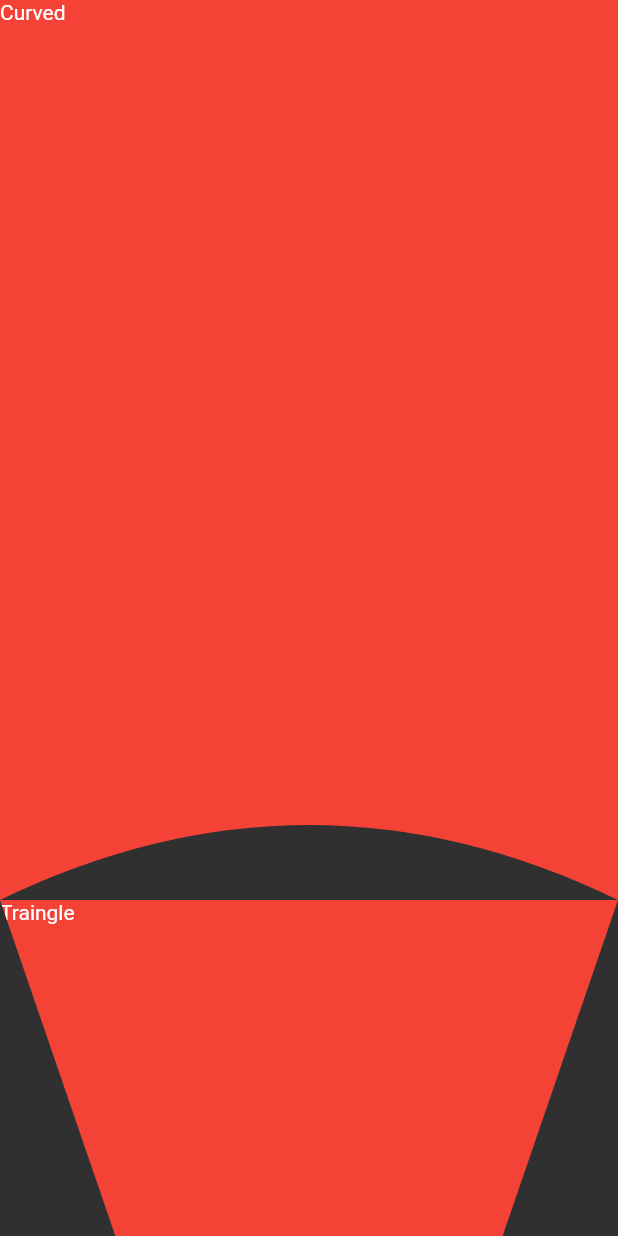
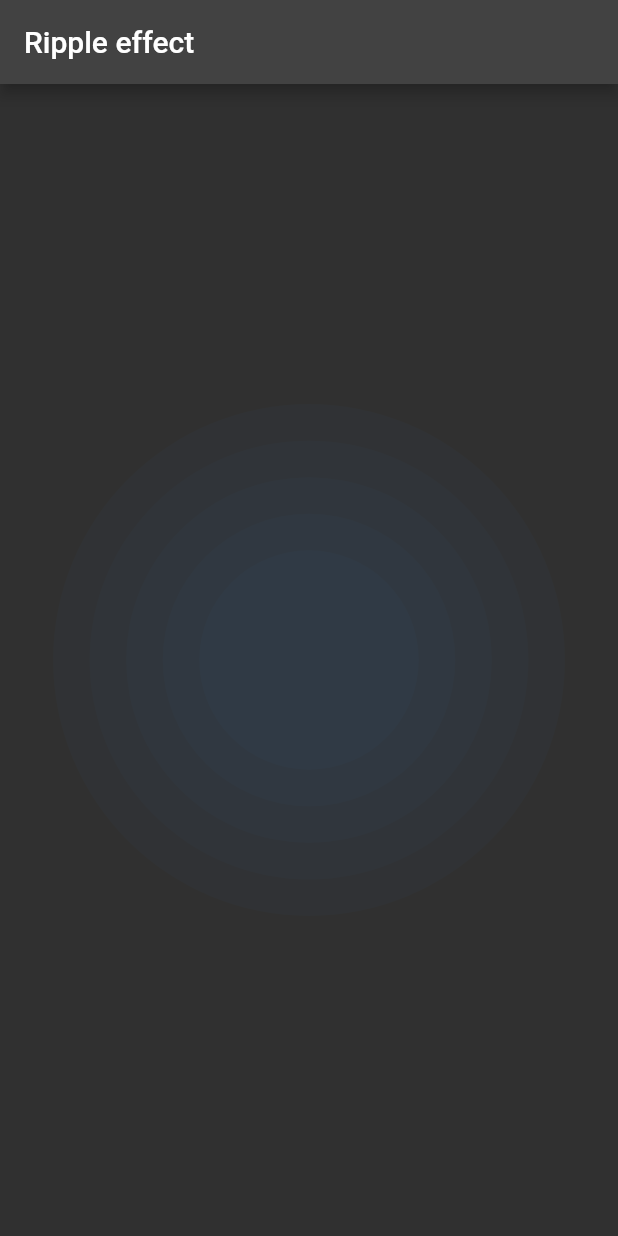
Before and after one commit to Debaraj-stha/flutter_animation, a Flutter app: the screen it shows after launch, on a phone screen of 412 x 824 dp. Run offline on Flutter 3.47's test engine with Material 2 defaults, Android fonts, the phone set to English and light mode, and no system bars; our stand-ins replace lottie; accounts and stored records are empty.

Commit message:
ripple effect

```diff
--- a/flutter_animation/lib/main.dart
+++ b/flutter_animation/lib/main.dart
@@ -12,6 +12,7 @@ import 'package:flutter_animation/pages/scaleAnimation.dart';
 import 'package:flutter_animation/pages/textAnimation.dart';
 import 'package:flutter_animation/pages/transform.dart';
 import 'package:flutter_animation/pages/tweenSequence.dart';
+import 'package:flutter_animation/rippleAnimation.dart';
 import 'package:flutter_animation/translate.dart';
 import 'package:flutter_animation/typingindicator.dart';
 
@@ -35,7 +36,7 @@ class myApp extends StatelessWidget {
       themeMode: ThemeMode.dark,
       debugShowCheckedModeBanner: false,
       debugShowMaterialGrid: false,
-      home: clippedWidget(),
+      home: rippleAnimation(),
     );
   }
 }
--- /dev/null
+++ b/flutter_animation/lib/rippleAnimation.dart
@@ -0,0 +1,60 @@
+import 'package:flutter/material.dart';
+
+class rippleAnimation extends StatefulWidget {
+  const rippleAnimation({super.key});
+
+  @override
+  State<rippleAnimation> createState() => _rippleAnimationState();
+}
+
+class _rippleAnimationState extends State<rippleAnimation>
+    with SingleTickerProviderStateMixin {
+  late AnimationController _controller;
+  late Animation<double> animation;
+  @override
+  void initState() {
+    super.initState();
+    _controller = AnimationController(
+        vsync: this, duration: const Duration(seconds: 4), lowerBound: 0.5);
+    animation = Tween<double>(begin: 0, end: 1).animate(
+      _controller,
+    );
+    _controller.repeat();
+    _controller.addListener(() {
+      setState(() {});
+    });
+  }
+
+  @override
+  void dispose() {
+    _controller.dispose();
+    super.dispose();
+  }
+
+  List<double> size = [150, 200, 250, 300, 350];
+  @override
+  Widget build(BuildContext context) {
+    return Scaffold(
+      appBar: AppBar(
+        title: const Text("Ripple effect"),
+      ),
+      body: Center(
+        child: Stack(
+            alignment: Alignment.center,
+            children: size.map((e) {
+              return buildContainer(e);
+            }).toList()),
+      ),
+    );
+  }
+
+  Widget buildContainer(double size) {
+    return Container(
+      height: size * animation.value,
+      width: size * animation.value,
+      decoration: BoxDecoration(
+          shape: BoxShape.circle,
+          color: Colors.blue.withOpacity(1 - animation.value)),
+    );
+  }
+}
```
